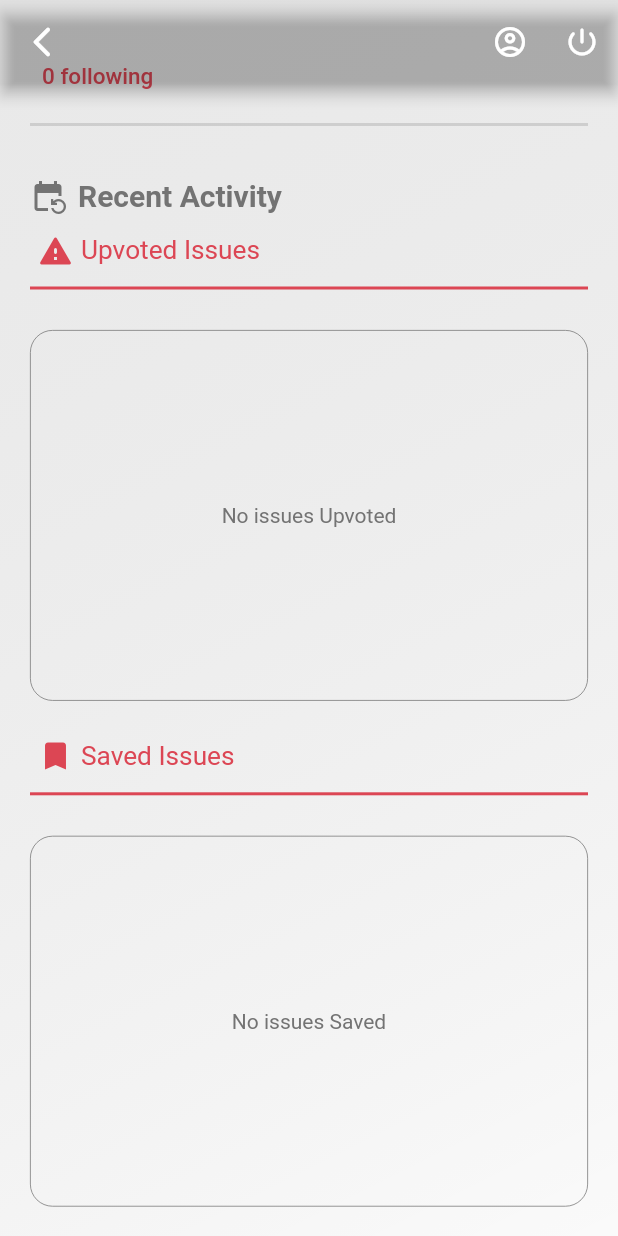
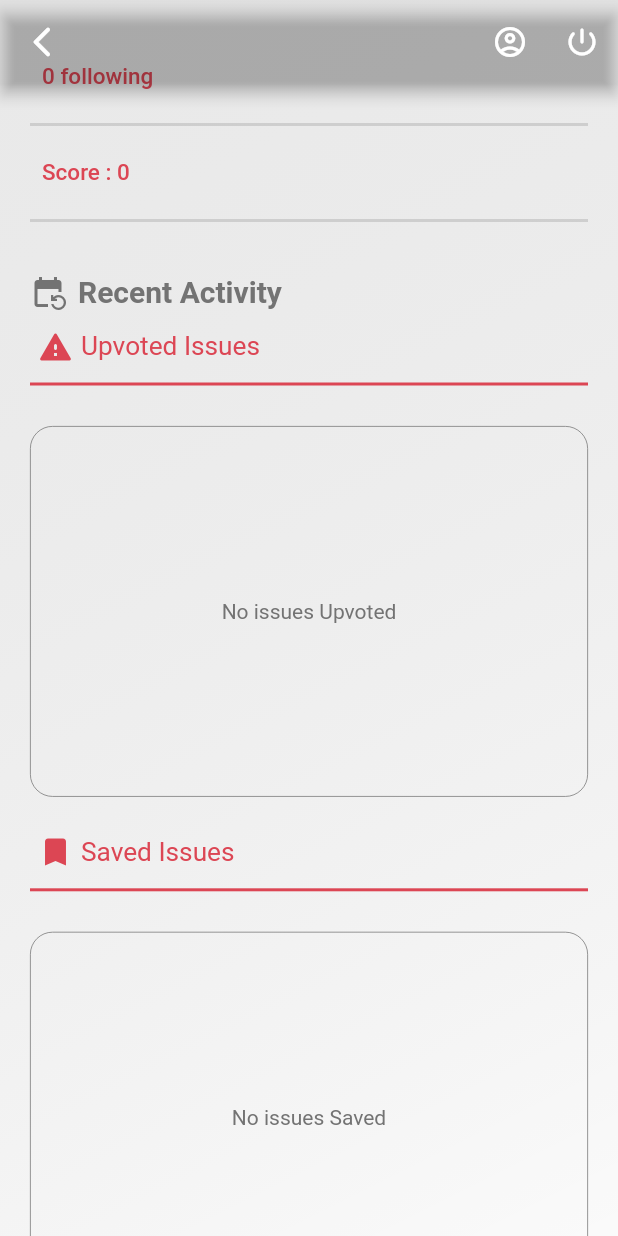
Before and after one commit to OWASP-BLT/BLT-Flutter, a Flutter app: the UserProfile screen opened by its route, scrolled down 263 dp, on a phone screen of 412 x 824 dp. Run offline on Flutter 3.47's test engine with Material 2 defaults, Android fonts, the phone set to English and light mode, and no system bars; our stand-ins replace flutter_markdown, flutter_riverpod, flutter_secure_storage, flutter_svg, google_fonts, image_picker and 2 more; missing offline and left inert: receive_sharing_intent; accounts and stored records are empty; network calls fail; Roboto replaces fonts that are missing (Ubuntu); statements that could not run were skipped.

Commit message:
Display user score on profile page (#170)

```diff
--- a/lib/src/models/user_model.dart
+++ b/lib/src/models/user_model.dart
@@ -11,6 +11,7 @@ class User {
   List<int>? following;
   List<int>? upvotedIssueId;
   List<int>? savedIssueId;
+  int? totalScore;
 
   User({
     this.id,
@@ -24,6 +25,7 @@ class User {
     this.following,
     this.upvotedIssueId,
     this.savedIssueId,
+    this.totalScore,
   });
 
   factory User.fromJson(Map<String, dynamic> responseData, String accessToken) {
@@ -38,6 +40,7 @@ class User {
       following: responseData["follows"],
       upvotedIssueId: responseData["issue_upvoted"],
       savedIssueId: responseData["issue_saved"],
+      totalScore: responseData["total_score"] ?? 0,
     );
   }
 }
--- a/lib/src/pages/home/profile.dart
+++ b/lib/src/pages/home/profile.dart
@@ -334,6 +334,27 @@ class _UserProfileState extends ConsumerState<UserProfile> {
                     Divider(
                       thickness: 2,
                     ),
+                    SizedBox(
+                      child: (currentUser!.following != null)
+                          ? TextButton(
+                              onPressed: () {},
+                              child: Text(
+                                (currentUser!.totalScore != null) ?
+                                "Score : ${currentUser!.totalScore!} " :
+                                "Score : 0 " ,
+                                style: GoogleFonts.aBeeZee(
+                                  textStyle: TextStyle(
+                                    color: Color(0xFFDC4654),
+                                    fontSize: 15,
+                                  ),
+                                ),
+                              ),
+                            )
+                          : null,
+                    ),
+                    Divider(
+                      thickness: 2,
+                    ),
                   ],
                 ),
               ),
--- a/lib/src/util/api/user_api.dart
+++ b/lib/src/util/api/user_api.dart
@@ -46,6 +46,7 @@ class UserApiClient {
       user.following = decodedResponse["follows"].cast<int>();
       user.upvotedIssueId = decodedResponse["issue_upvoted"].cast<int>();
       user.savedIssueId = decodedResponse["issue_saved"].cast<int>();
+      user.totalScore = int.parse(decodedResponse["total_score"]);
     } catch (e) {
       print(e);
     }
```
